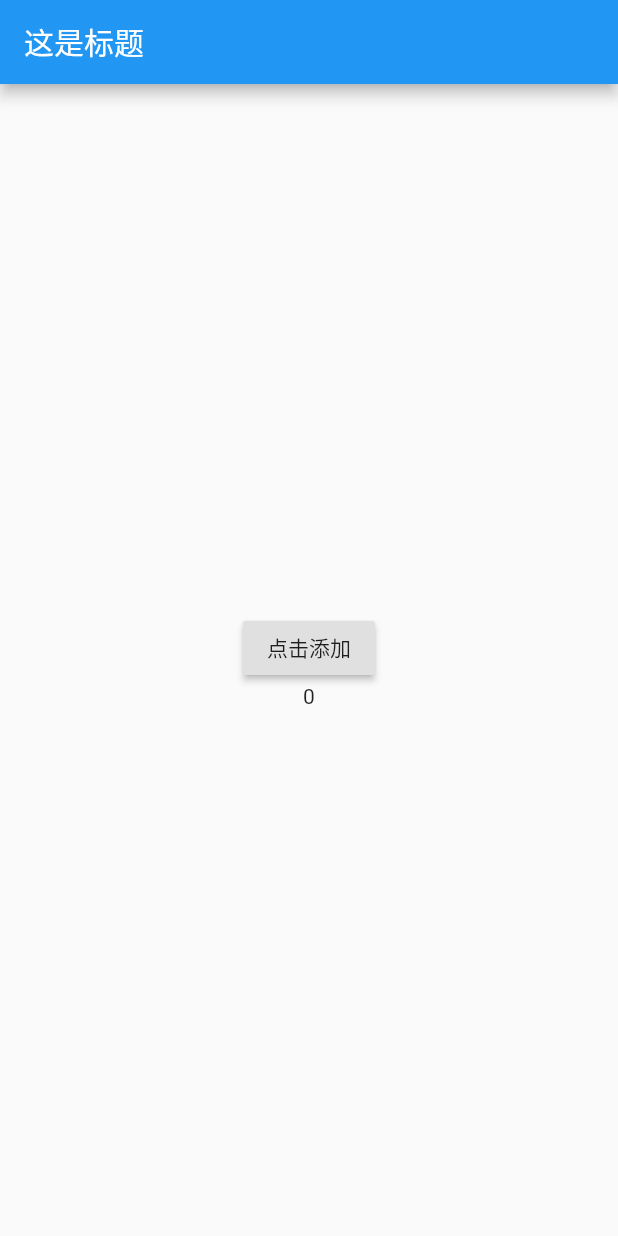
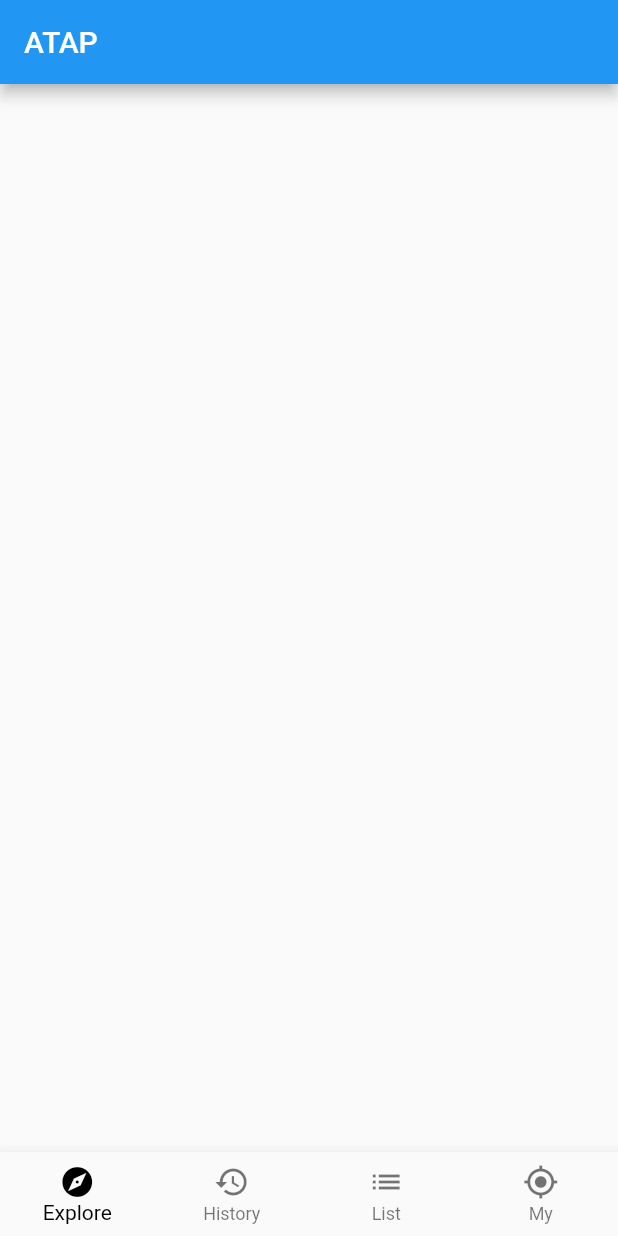
Before and after one commit to wangguangatap/flutter-widget, a Flutter app: the screen it shows after launch, on a phone screen of 412 x 824 dp. Run offline on Flutter 3.47's test engine with Material 2 defaults, Android fonts, the phone set to English and light mode, and no system bars.

```diff
--- a/lib/main.dart
+++ b/lib/main.dart
@@ -1,84 +1,66 @@
+import 'package:flutter/cupertino.dart';
 import 'package:flutter/material.dart';
 
-void main(){
-  runApp(Index());
+void main() {
+  runApp(App());
 }
 
+class App extends StatelessWidget {
+  @override
+  Widget build(BuildContext context) {
+    // TODO: implement build
+    return MaterialApp(title: "MYAPP", home: Home());
+  }
+}
 
-class Index extends StatelessWidget{
+class Home extends StatelessWidget {
   @override
-  Widget build(BuildContext context){
-    return MaterialApp(
-      title:"MYAPP",
-      home:Scaffold(
-        appBar: AppBar(
-          title:Text("这是标题")
-        ),
-        body:Body()
-      )
+  Widget build(BuildContext context) {
+    // TODO: implement build
+    return Scaffold(
+      appBar: AppBar(title: Text("ATAP")),
+      body: null,
+      bottomNavigationBar: BottomNavigationBarDemo(),
     );
   }
 }
 
-
-
-class Body extends StatefulWidget{
-  Body(){
-    print("body的构造函数--");
-  }
+class BottomNavigationBarDemo extends StatefulWidget {
   @override
-  State<StatefulWidget> createState(){
-    print("body的createState--");
-    return BodyState();
+  State<StatefulWidget> createState() {
+    // TODO: implement createState
+    return _BottomNavigationBarDemoState();
   }
 }
 
-
-
-class BodyState extends State<Body>{
-  int counter = 0;
-  BodyState(){
-    print("bodyState的构造函数----");
-  }
-
-  void initState(){
-    super.initState();
-    print("bodyState的initState被调用----");
-  }
-
-  @override
-  void didChangeDependencies() {
-    // TODO: implement didChangeDependencies
-    super.didChangeDependencies();
-    print("当依赖被修改时调用----");
-  }
-
-  @override
-  void didUpdateWidget(Body oldWidget) {
-    // TODO: implement didUpdateWidget
-    super.didUpdateWidget(oldWidget);
-    print("当父组件被修改后调用----");
+class _BottomNavigationBarDemoState extends State<BottomNavigationBarDemo> {
+  int _currentIndexHandler = 0;
+  void _onTapHandler(int index) {
+    setState(() {
+      _currentIndexHandler = index;
+    });
   }
 
   @override
   Widget build(BuildContext context) {
-    print("bodyState的build被调用----");
     // TODO: implement build
-    return Center(
-      child: Column(
-        mainAxisAlignment: MainAxisAlignment.center,
-        children:<Widget> [
-            RaisedButton(
-              child: Text("点击添加"),
-              onPressed: (){
-                setState(() {
-                  counter++;
-                });
-              },
-            ),
-            Text("$counter")
-        ],
-      ),
+    return BottomNavigationBar(
+      ///当BottomNavigationBarItem超过四个时会隐藏，需要修改BottomNavigationBarType才能显示出来
+      type: BottomNavigationBarType.fixed,
+
+      ///当BottomNavigationBarItem的索引值，从0开始
+      currentIndex: _currentIndexHandler,
+      onTap: _onTapHandler,
+      fixedColor: Colors.black,
+      items: [
+        BottomNavigationBarItem(
+            icon: Icon(Icons.explore), title: Text("Explore")),
+        BottomNavigationBarItem(
+            icon: Icon(Icons.history), title: Text("History")),
+        BottomNavigationBarItem(icon: Icon(Icons.list), title: Text("List")),
+        BottomNavigationBarItem(
+            icon: Icon(Icons.my_location), title: Text("My")),
+      ],
     );
   }
 }
```
Also changed, not shown: lib/data/data.dart (added, +30 -0 lines), lib/WX20200817-180203.png (added).
